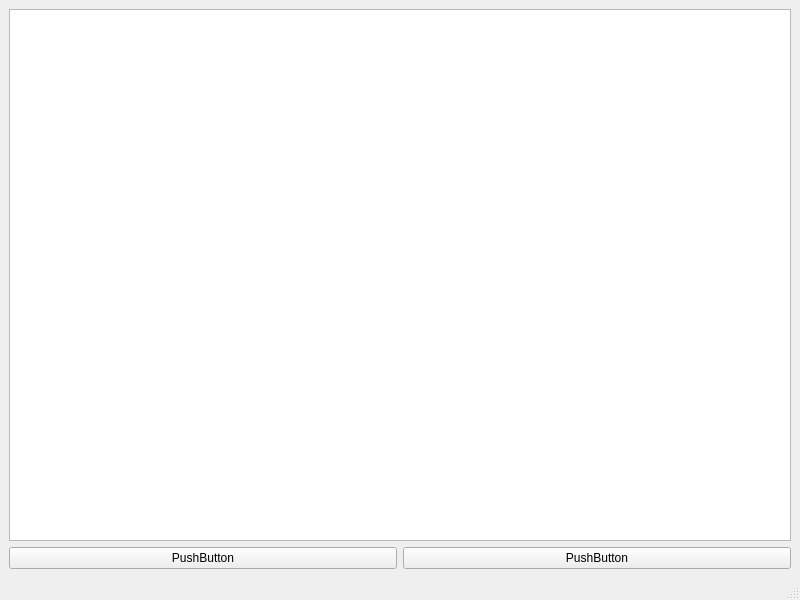
First picture: the form in ui/mainwindow.ui, repository mbober1/ESPHome-finder, before the edit.
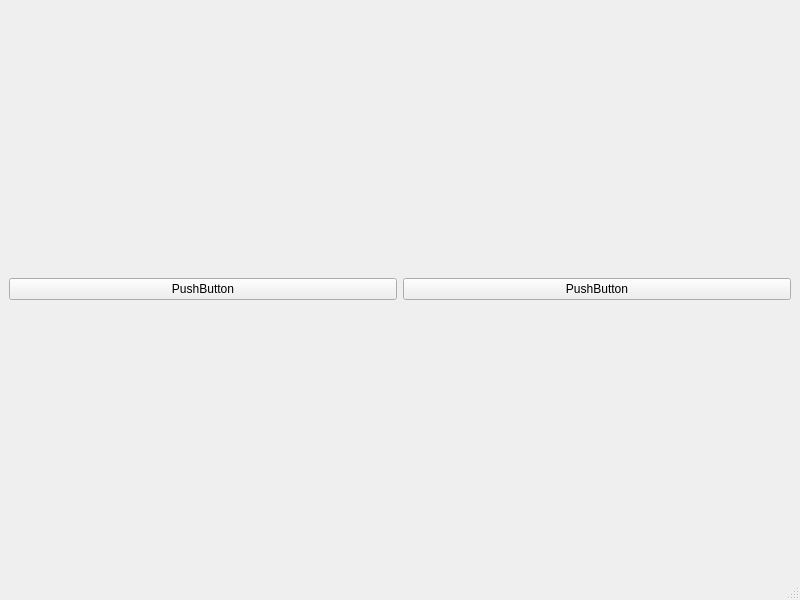
Second picture: the form after the edit.

Commit message: grid layout

Diff of the .ui file:
```diff
--- a/ui/mainwindow.ui
+++ b/ui/mainwindow.ui
@@ -14,8 +14,15 @@
    <string>MainWindow</string>
   </property>
   <widget class="QWidget" name="centralwidget">
-   <layout class="QGridLayout" name="gridLayout_2">
-    <item row="1" column="0">
+   <layout class="QVBoxLayout" name="verticalLayout_2">
+    <item>
+     <layout class="QGridLayout" name="devices_layout" columnminimumwidth="0">
+      <property name="sizeConstraint">
+       <enum>QLayout::SetFixedSize</enum>
+      </property>
+     </layout>
+    </item>
+    <item>
      <layout class="QVBoxLayout" name="verticalLayout">
       <item>
        <layout class="QHBoxLayout" name="horizontalLayout">
@@ -37,9 +44,6 @@
       </item>
      </layout>
     </item>
-    <item row="0" column="0">
-     <widget class="QListWidget" name="listWidget"/>
-    </item>
    </layout>
   </widget>
   <widget class="QMenuBar" name="menubar">
```
The commit also changes 5 other files.
